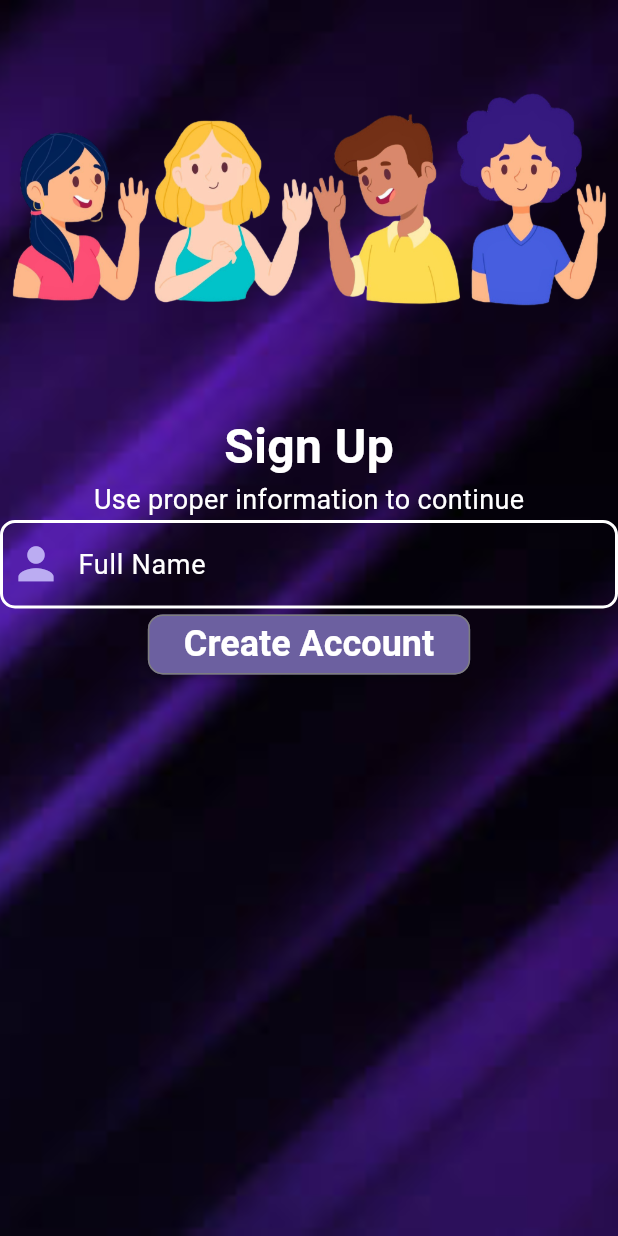
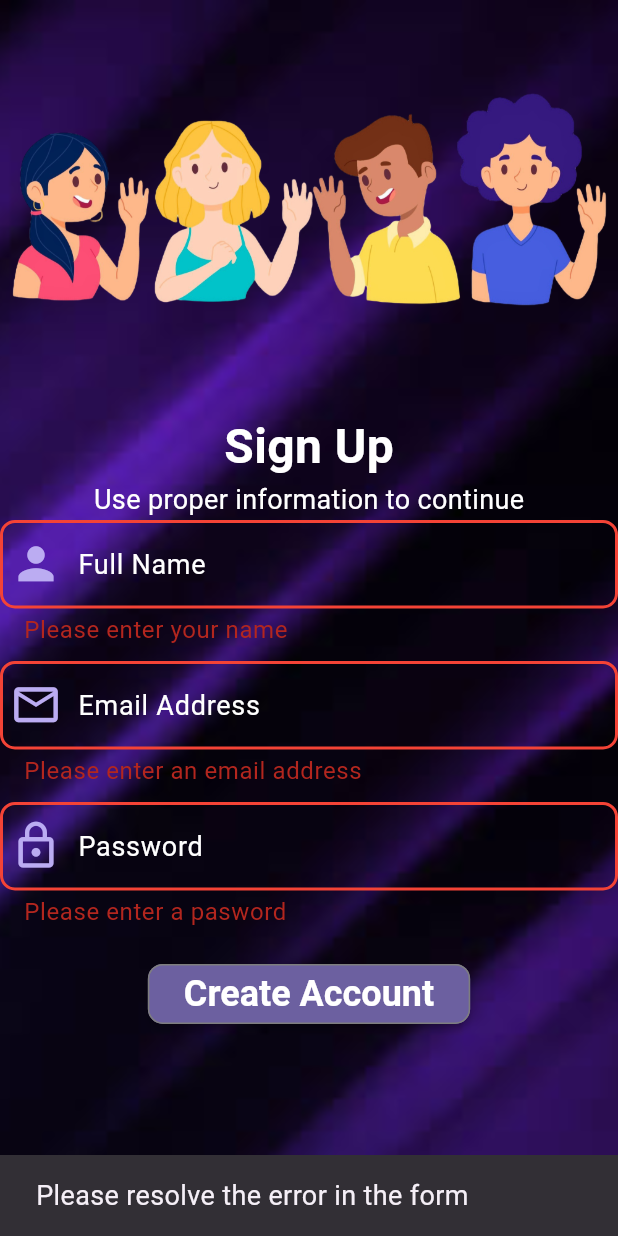
Before and after one commit to CSI-Trainee-2024/Team2_hola_app, a Flutter app: the screen it shows after launch, after a tap on "Create Account", on a phone screen of 412 x 824 dp. Run offline on Flutter 3.47's test engine with Material 3 defaults, Android fonts, the phone set to English and light mode, and no system bars; our stand-ins replace google_fonts.

Commit message:
added the validatorsin the form with multiple text field

```diff
--- a/lib/loginScreens/background.dart
+++ b/lib/loginScreens/background.dart
@@ -2,11 +2,13 @@ import 'package:flutter/material.dart';
 
 class background extends StatelessWidget {
   final Widget provideChild;
-  const background({super.key,required this.provideChild});
+  const background({super.key, required this.provideChild});
 
   @override
   Widget build(BuildContext context) {
     return Container(
+      width: double.infinity,
+      height: double.infinity,
       decoration: const BoxDecoration(
         image: DecorationImage(
           image: AssetImage('assets/images/background.png'),
--- a/lib/loginScreens/customInput1.dart
+++ b/lib/loginScreens/customInput1.dart
@@ -6,25 +6,23 @@ class inputField1 extends StatelessWidget {
   final bool obscureText;
   final Icon? prefixIcon;
   final Icon? suffixIcon;
+  final String? Function(String?)? validators;
   const inputField1(
       {super.key,
       required this.controller1,
       required this.hintText,
       required this.obscureText,
       this.prefixIcon,
-      this.suffixIcon});
+      this.suffixIcon,
+      required this.validators
+      });
 
   @override
   Widget build(BuildContext context) {
     return TextFormField(
       controller: controller1,
       obscureText: obscureText,
-      validator: (value) {
-        if (value == null || value.isEmpty) {
-          return 'Please enter the Username';
-        }
-        return null;
-      },
+      validator: validators,
       decoration: InputDecoration(
         hintText: hintText,
         prefixIcon: prefixIcon,
--- a/lib/loginScreens/register.dart
+++ b/lib/loginScreens/register.dart
@@ -1,6 +1,7 @@
 import 'package:flutter/material.dart';
 import 'package:hola_app/loginScreens/background.dart';
 import 'package:hola_app/loginScreens/customInput1.dart';
+import 'package:hola_app/loginScreens/validators.dart';
 import 'package:hola_app/themes/customTheme/textTheme.dart';
 
 class registorScreen extends StatefulWidget {
@@ -11,14 +12,19 @@ class registorScreen extends StatefulWidget {
 }
 
 class _registorScreenState extends State<registorScreen> {
+  final formKey = GlobalKey<FormState>();
+  final fullNameController = TextEditingController();
+  final emailController = TextEditingController();
+  final passwordController = TextEditingController();
   @override
   Widget build(BuildContext context) {
-    final fullName = TextEditingController();
-
     return SafeArea(
         child: Scaffold(
       body: background(
-        provideChild: Column(
+        provideChild: Form(
+          key: formKey,
+          child: SingleChildScrollView(
+            child: Column(
               crossAxisAlignment: CrossAxisAlignment.center,
               children: [
                 Image.asset('assets/images/register.png'),
@@ -31,15 +37,57 @@ class _registorScreenState extends State<registorScreen> {
                   style: textTheme.apptextTheme.bodyLarge,
                 ),
                 inputField1(
-                controller1: fullName,
+                    controller1: fullNameController,
+                    validators: nameValidator,
                     hintText: 'Full Name',
                     prefixIcon: const Icon(
                       Icons.person,
                       size: 35,
                     ),
                     obscureText: false),
-            ElevatedButton(onPressed: () {}, child: Text('Create Account'))
+                const SizedBox(
+                  height: 10,
+                ),
+                inputField1(
+                    controller1: emailController,
+                    validators: emailValidator,
+                    hintText: 'Email Address',
+                    prefixIcon: const Icon(
+                      Icons.email_outlined,
+                      size: 35,
+                    ),
+                    obscureText: false),
+                const SizedBox(
+                  height: 10,
+                ),
+                inputField1(
+                    controller1: passwordController,
+                    validators: passwordValidator,
+                    hintText: 'Password',
+                    prefixIcon: const Icon(
+                      Icons.lock_outline,
+                      size: 35,
+                    ),
+                    obscureText: true),
+                const SizedBox(
+                  height: 20,
+                ),
+                ElevatedButton(
+                    onPressed: () {
+                      if (formKey.currentState?.validate() ?? false) {
+                        ScaffoldMessenger.of(context).showSnackBar(
+                            const SnackBar(
+                                content: Text('Registration Successful')));
+                      } else {
+                        ScaffoldMessenger.of(context).showSnackBar(SnackBar(
+                            content: const Text(
+                                'Please resolve the error in the form')));
+                      }
+                    },
+                    child: Text('Create Account'))
               ],
+            ),
+          ),
         ),
       ),
     ));
--- /dev/null
+++ b/lib/loginScreens/validators.dart
@@ -0,0 +1,33 @@
+String? emailValidator(String? value) {
+  if (value == null || value.isEmpty) {
+    return 'Please enter an email address';
+  }
+  if (!value.contains('@')) {
+    return 'Please enter a valid email address';
+  }
+  return null;
+}
+
+String? nameValidator(String? value) {
+  if (value == null || value.isEmpty) {
+    return 'Please enter your name';
+  }
+  return null;
+}
+
+/*String? userValidator(String? value) {
+  if (value == null) {
+    return 'Please enter the user name';
+  }
+  return null;
+}*/
+
+String? passwordValidator(String? value) {
+  if (value == null || value.isEmpty) {
+    return 'Please enter a pasword';
+  }
+  if (value.length < 6) {
+    return 'Password must be alleast 6 characters long';
+  }
+  return null;
+}
--- a/lib/themes/colors.dart
+++ b/lib/themes/colors.dart
@@ -8,5 +8,5 @@ class colors {
   static const Color blackColor = Color(0xff000000);
   static const Color buttonColor = Color(0xff6C60A0);
   static const Color borderColor = Color(0xff7E7E7E);
-
+  static const Color redColor = Colors.red;
 }
--- a/lib/themes/customTheme/textField.dart
+++ b/lib/themes/customTheme/textField.dart
@@ -17,5 +17,13 @@ class textField {
       borderRadius: BorderRadius.all(Radius.circular(10)),
       borderSide: BorderSide(width: 2,color: colors.buttonColor)
     ),
+    errorBorder: const OutlineInputBorder(
+      borderRadius: BorderRadius.all(Radius.circular(10)),
+      borderSide: BorderSide(width: 2,color: colors.redColor)
+    ),
+    focusedErrorBorder: const OutlineInputBorder(
+      borderRadius: BorderRadius.all(Radius.circular(10)),
+      borderSide: BorderSide(width: 2,color: colors.buttonColor)
+    ),
   );
 }
```
Lines whose indentation alone changed are shown as unchanged.
